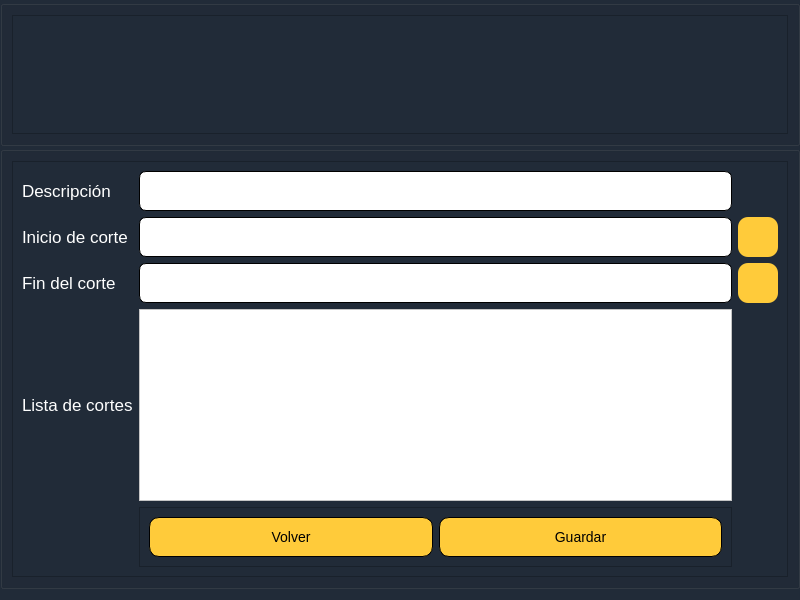
Qt form EmergencyDispatcher_dialog_base_mod_mapa.ui (valetobares11/EmergencyDispatcher) before a commit.
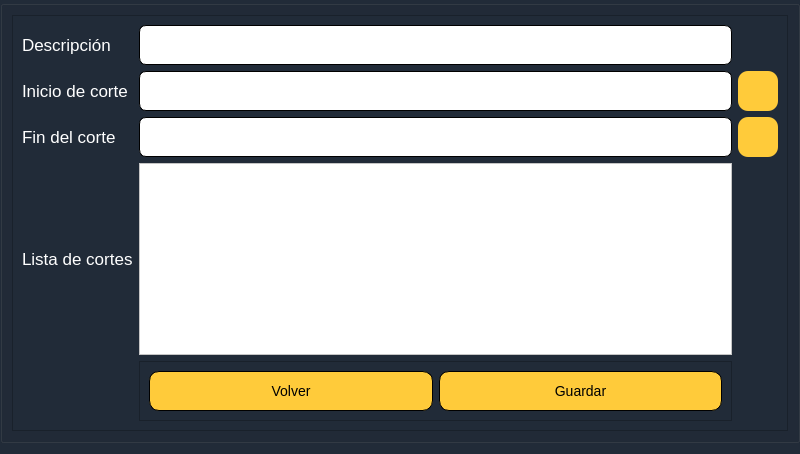
The same form after that commit. Icons and pictures are not drawn.

What changed in the file:
```diff
--- a/EmergencyDispatcher_dialog_base_mod_mapa.ui
+++ b/EmergencyDispatcher_dialog_base_mod_mapa.ui
@@ -21,8 +21,8 @@
   </property>
   <property name="minimumSize">
    <size>
-    <width>400</width>
-    <height>400</height>
+    <width>700</width>
+    <height>500</height>
    </size>
   </property>
   <property name="maximumSize">
@@ -53,34 +53,6 @@
    <property name="rightMargin">
     <number>0</number>
    </property>
-   <item>
-    <widget class="QGroupBox" name="groupBox_2">
-     <property name="minimumSize">
-      <size>
-       <width>0</width>
-       <height>100</height>
-      </size>
-     </property>
-     <property name="maximumSize">
-      <size>
-       <width>16777215</width>
-       <height>200</height>
-      </size>
-     </property>
-     <layout class="QHBoxLayout" name="horizontalLayout">
-      <item>
-       <widget class="QFrame" name="frame_4">
-        <property name="frameShape">
-         <enum>QFrame::StyledPanel</enum>
-        </property>
-        <property name="frameShadow">
-         <enum>QFrame::Raised</enum>
-        </property>
-       </widget>
-      </item>
-     </layout>
-    </widget>
-   </item>
    <item>
     <widget class="QGroupBox" name="groupBox_3">
      <property name="sizePolicy">
```
Left out of the diff: 4 changed lines with no effect on the pictures.
